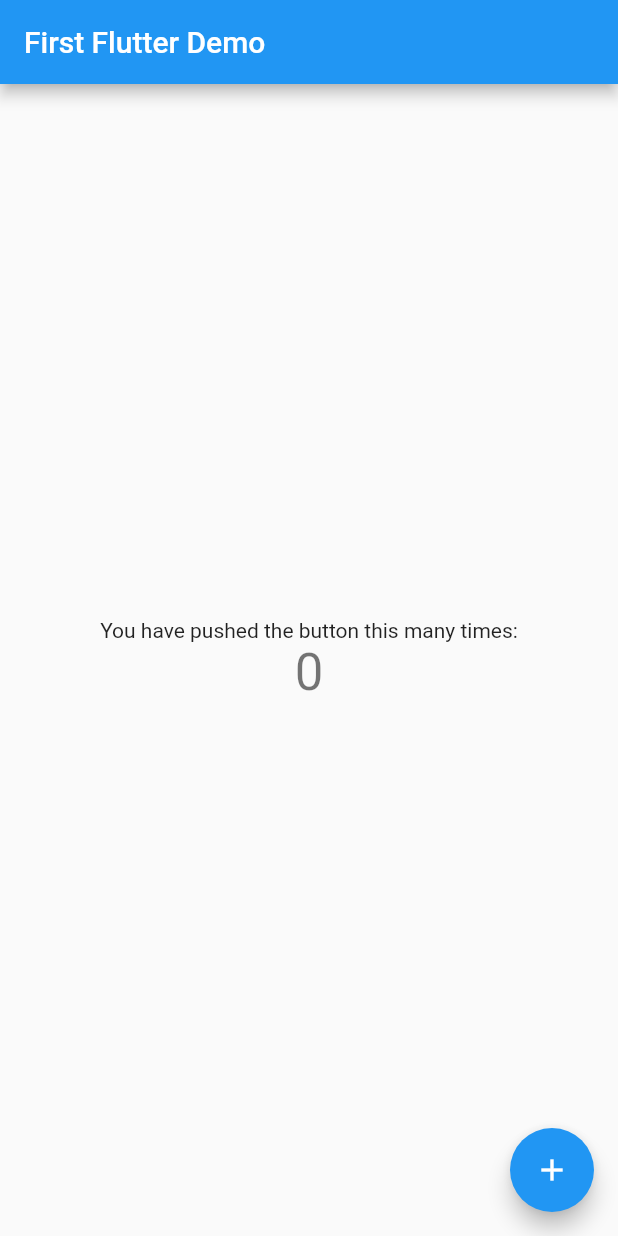
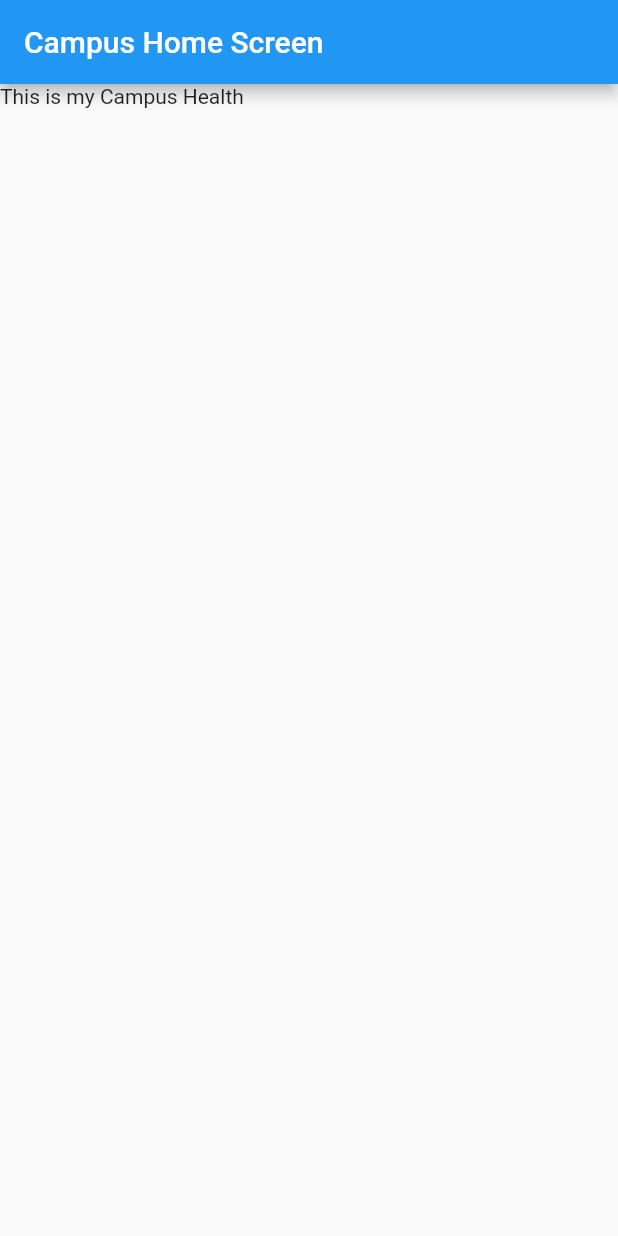
Before and after one commit to jona42-ui/campushealth, a Flutter app: the screen it shows after launch, on a phone screen of 412 x 824 dp. Run offline on Flutter 3.47's test engine with Material 2 defaults, Android fonts, the phone set to English and light mode, and no system bars.

Commit message:
more files

```diff
--- a/myflutter/lib/main.dart
+++ b/myflutter/lib/main.dart
@@ -48,68 +48,19 @@
 }
 
 class _MyHomePageState extends State<MyHomePage> {
-  int _counter = 0;
-
-  void _incrementCounter() {
-    setState(() {
-      // This call to setState tells the Flutter framework that something has
-      // changed in this State, which causes it to rerun the build method below
-      // so that the display can reflect the updated values. If we changed
-      // _counter without calling setState(), then the build method would not be
-      // called again, and so nothing would appear to happen.
-      _counter++;
-    });
-  }
 
   @override
   Widget build(BuildContext context) {
-    // This method is rerun every time setState is called, for instance as done
-    // by the _incrementCounter method above.
-    //
-    // The Flutter framework has been optimized to make rerunning build methods
-    // fast, so that you can just rebuild anything that needs updating rather
-    // than having to individually change instances of widgets.
+
     return Scaffold(
+
       appBar: AppBar(
-        // Here we take the value from the MyHomePage object that was created by
-        // the App.build method, and use it to set our appbar title.
-        title: Text(widget.title),
+        title: Text("Campus Home Screen"),
       ),
-      body: Center(
-        // Center is a layout widget. It takes a single child and positions it
-        // in the middle of the parent.
-        child: Column(
-          // Column is also a layout widget. It takes a list of children and
-          // arranges them vertically. By default, it sizes itself to fit its
-          // children horizontally, and tries to be as tall as its parent.
-          //
-          // Invoke "debug painting" (press "p" in the console, choose the
-          // "Toggle Debug Paint" action from the Flutter Inspector in Android
-          // Studio, or the "Toggle Debug Paint" command in Visual Studio Code)
-          // to see the wireframe for each widget.
-          //
-          // Column has various properties to control how it sizes itself and
-          // how it positions its children. Here we use mainAxisAlignment to
-          // center the children vertically; the main axis here is the vertical
-          // axis because Columns are vertical (the cross axis would be
-          // horizontal).
-          mainAxisAlignment: MainAxisAlignment.center,
-          children: <Widget>[
-            const Text(
-              'You have pushed the button this many times:',
-            ),
-            Text(
-              '$_counter',
-              style: Theme.of(context).textTheme.headline4,
-            ),
-          ],
-        ),
-      ),
-      floatingActionButton: FloatingActionButton(
-        onPressed: _incrementCounter,
-        tooltip: 'Increment',
-        child: const Icon(Icons.add),
-      ), // This trailing comma makes auto-formatting nicer for build methods.
-    );
+
+      body: Text("This is my Campus Health"),
+
+        );
+
   }
 }
```
Also changed, not shown: myflutter/lib/screens/ColumnScreen.dart (added).
